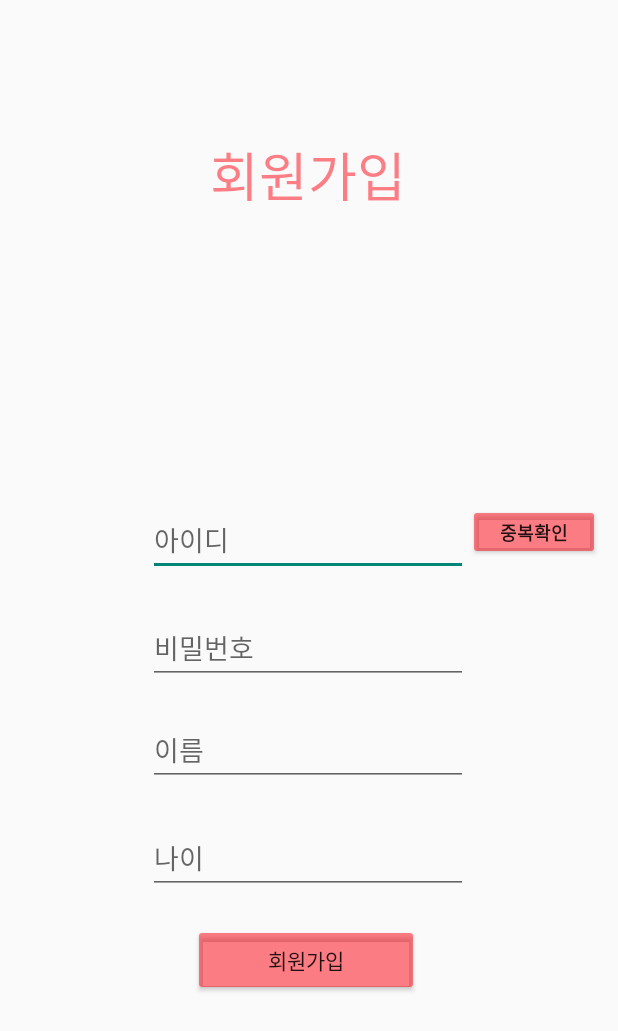
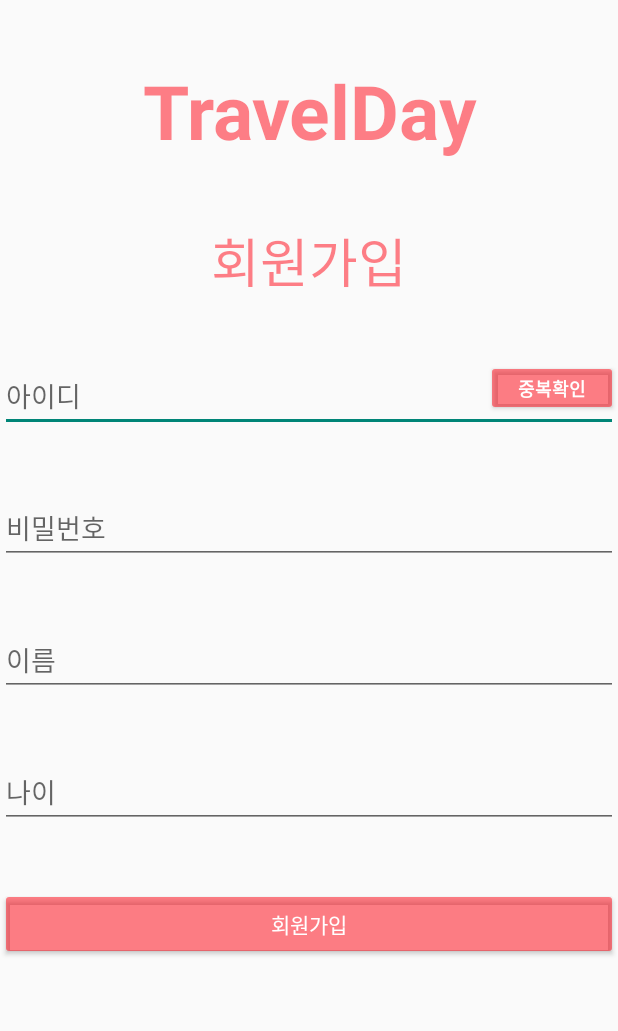
Before and after one commit to YH-LEE21/TravelApp, an Android app: the RegisterActivity screen opened directly, with no data from a screen before it, on a phone screen of 412 x 824 dp. Shown: the top 1031 px of the screen. Run offline under Robolectric (Android 15) with nearby library versions, the phone set to English and light mode, and no system bars; our stand-ins replace Volley; network calls fail.

Commit message:
TravelApp complete

```diff
--- a/app/src/main/res/layout/activity_join.xml
+++ b/app/src/main/res/layout/activity_join.xml
@@ -1,27 +1,36 @@
 <?xml version="1.0" encoding="utf-8"?>
-<androidx.constraintlayout.widget.ConstraintLayout xmlns:android="http://schemas.android.com/apk/res/android"
+<RelativeLayout xmlns:android="http://schemas.android.com/apk/res/android"
     xmlns:app="http://schemas.android.com/apk/res-auto"
     xmlns:tools="http://schemas.android.com/tools"
     android:layout_width="match_parent"
     android:layout_height="match_parent"
     tools:context="com.example.TravelDay.RegisterActivity"
-
     >
 
 
     <TextView
-        android:id="@+id/textView4"
-        android:layout_width="wrap_content"
+        android:id="@+id/textView6"
+        android:layout_width="match_parent"
         android:layout_height="wrap_content"
         android:layout_alignParentTop="true"
-        android:layout_marginTop="90dp"
+        android:layout_marginTop="40dp"
+        android:gravity="center"
+        android:text="TravelDay"
+        android:textColor="@color/MainColor"
+        android:textSize="50dp"
+        android:textStyle="bold" />
+
+    <TextView
+        android:id="@+id/textView4"
+        android:layout_width="match_parent"
+        android:layout_height="wrap_content"
         android:text="회원가입"
+        android:layout_marginTop="40dp"
+        android:gravity="center"
         android:textColor="#80ff000f"
         android:textSize="35sp"
-        app:layout_constraintEnd_toEndOf="parent"
-        app:layout_constraintHorizontal_bias="0.498"
-        app:layout_constraintStart_toStartOf="parent"
-        app:layout_constraintTop_toTopOf="parent" />
+        android:layout_below="@id/textView6"
+        />
 
     <Button
         android:id="@+id/btn_validateID"
@@ -30,85 +39,65 @@
         android:backgroundTint="#80ff000f"
         android:text="중복확인"
         android:textSize="12sp"
+        android:layout_marginTop="40dp"
         android:textStyle="bold"
-        app:layout_constraintEnd_toEndOf="parent"
-        app:layout_constraintHorizontal_bias="0.0"
-        app:layout_constraintStart_toEndOf="@+id/et_id"
-        app:layout_constraintTop_toTopOf="@+id/et_id" />
-
+        android:textColor="@color/white"
+        android:layout_alignRight="@id/et_id"
+        android:layout_below="@id/textView4"
+        />
     <EditText
         android:id="@+id/et_id"
-        android:layout_width="wrap_content"
+        android:layout_width="match_parent"
         android:layout_height="wrap_content"
-        android:layout_marginTop="80dp"
-        android:layout_marginBottom="24dp"
         android:ems="10"
+        android:layout_marginTop="40dp"
         android:hint="아이디"
         android:inputType="textPersonName"
-        app:layout_constraintBottom_toTopOf="@+id/et_pass"
-        app:layout_constraintEnd_toEndOf="parent"
-        app:layout_constraintHorizontal_bias="0.497"
-        app:layout_constraintStart_toStartOf="parent"
-        app:layout_constraintTop_toBottomOf="@+id/textView4"
-        app:layout_constraintVertical_bias="1.0" />
+        android:layout_below="@id/textView4"
+        />
 
     <EditText
         android:id="@+id/et_pass"
-        android:layout_width="wrap_content"
+        android:layout_width="match_parent"
         android:layout_height="wrap_content"
-        android:layout_marginVertical="20sp"
-        android:layout_marginBottom="24dp"
+        android:layout_below="@id/et_id"
+        android:layout_marginTop="40dp"
         android:ems="10"
         android:hint="비밀번호"
-        android:inputType="textPassword"
-        app:layout_constraintBottom_toTopOf="@+id/et_name"
-        app:layout_constraintEnd_toStartOf="@+id/btn_validateID"
-        app:layout_constraintHorizontal_bias="0.0"
-        app:layout_constraintStart_toStartOf="@+id/et_id" />
+        android:inputType="textPassword" />
+    <EditText
+        android:id="@+id/et_age"
+        android:layout_width="match_parent"
+        android:layout_height="wrap_content"
+        android:layout_below="@id/et_name"
+        android:ems="10"
+        android:hint="나이"
+        android:layout_marginTop="40dp"
+        android:inputType="number"
 
+    />
     <EditText
         android:id="@+id/et_name"
-        android:layout_width="wrap_content"
+        android:layout_width="match_parent"
         android:layout_height="wrap_content"
         android:layout_below="@id/et_pass"
-        android:layout_marginBottom="24dp"
         android:ems="10"
+        android:layout_marginTop="40dp"
         android:hint="이름"
         android:inputType="textPersonName"
-        app:layout_constraintBottom_toTopOf="@+id/et_age"
-        app:layout_constraintEnd_toEndOf="@+id/et_pass"
-        app:layout_constraintStart_toStartOf="@+id/et_pass" />
 
-    <EditText
-        android:id="@+id/et_age"
-        android:layout_width="wrap_content"
-        android:layout_height="wrap_content"
-        android:layout_below="@id/et_name"
-        android:layout_marginVertical="20sp"
-        android:layout_marginBottom="24dp"
-        android:ems="10"
-        android:hint="나이"
-        android:inputType="number"
-        app:layout_constraintBottom_toTopOf="@+id/btn_register"
-        app:layout_constraintEnd_toEndOf="@+id/et_name"
-        app:layout_constraintHorizontal_bias="0.502"
-        app:layout_constraintStart_toStartOf="@+id/et_name" />
-
+        />
     <Button
         android:id="@+id/btn_register"
-        android:layout_width="wrap_content"
+        android:layout_width="match_parent"
         android:layout_height="wrap_content"
         android:layout_below="@id/et_age"
-        android:layout_marginHorizontal="30sp"
-        android:layout_marginStart="8dp"
-        android:layout_marginBottom="160dp"
         android:backgroundTint="#80ff000f"
-        android:paddingHorizontal="50sp"
         android:text="회원가입"
-        app:layout_constraintBottom_toBottomOf="parent"
-        app:layout_constraintEnd_toEndOf="@+id/et_age"
-        app:layout_constraintHorizontal_bias="0.4"
-        app:layout_constraintStart_toStartOf="@+id/et_age" />
+
+        android:layout_marginTop="40dp"
+        android:textColor="@color/white"
+        />
 
 
-</androidx.constraintlayout.widget.ConstraintLayout>
+</RelativeLayout>
--- a/app/src/main/res/layout/tab_fragment_3.xml
+++ b/app/src/main/res/layout/tab_fragment_3.xml
@@ -48,4 +48,5 @@
         android:inputType="textMultiLine"
         app:layout_constraintBottom_toBottomOf="@+id/textView"
         app:layout_constraintStart_toStartOf="@+id/textView" />
+
 </androidx.constraintlayout.widget.ConstraintLayout>
```
Also changed, not shown: app/src/main/res/layout/activity_login.xml (+18 -9 lines), app/src/main/res/layout/activity_splash.xml (+38 -3 lines).
